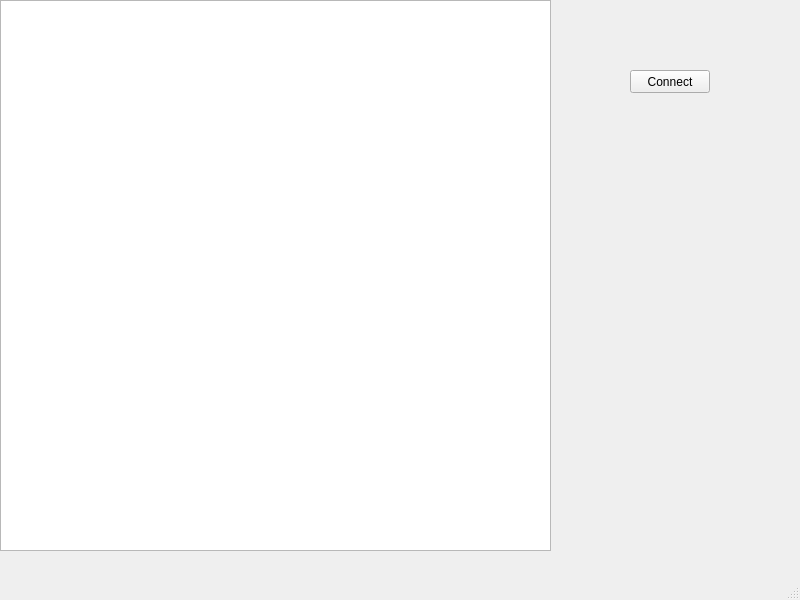
Qt form gra_sieciowa/project/game_main/mainwindow.ui (FEJTWOW/Multiplayer-game) before a commit.
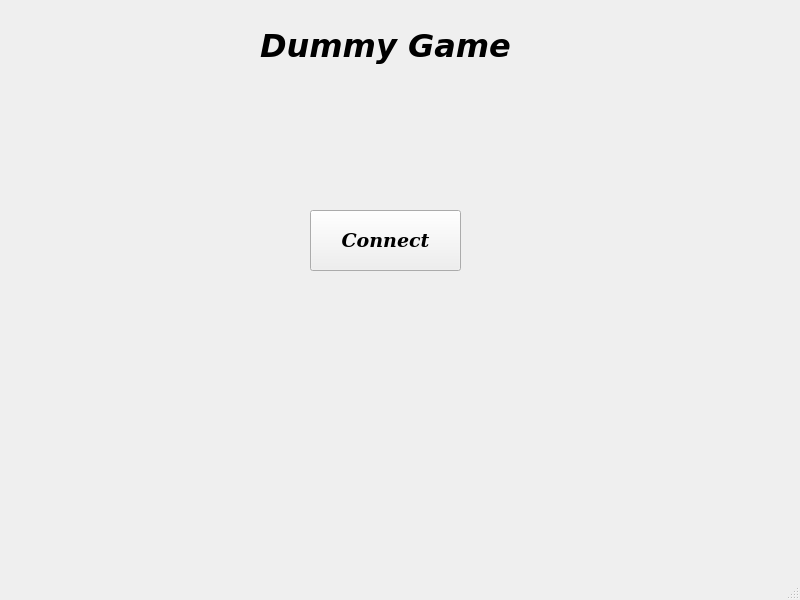
The same form after that commit.

```diff
--- a/gra_sieciowa/project/game_main/mainwindow.ui
+++ b/gra_sieciowa/project/game_main/mainwindow.ui
@@ -10,39 +10,61 @@
     <height>600</height>
    </rect>
   </property>
+  <property name="font">
+   <font>
+    <family>DejaVu Serif</family>
+    <weight>75</weight>
+    <bold>true</bold>
+   </font>
+  </property>
   <property name="windowTitle">
    <string>MainWindow</string>
   </property>
   <widget class="QWidget" name="centralwidget">
-   <widget class="QGraphicsView" name="graphicsView">
-    <property name="geometry">
-     <rect>
-      <x>0</x>
-      <y>0</y>
-      <width>551</width>
-      <height>551</height>
-     </rect>
-    </property>
-    <property name="maximumSize">
-     <size>
-      <width>551</width>
-      <height>551</height>
-     </size>
-    </property>
-   </widget>
    <widget class="QPushButton" name="pushButton">
     <property name="geometry">
      <rect>
-      <x>630</x>
-      <y>70</y>
-      <width>80</width>
-      <height>23</height>
+      <x>310</x>
+      <y>210</y>
+      <width>151</width>
+      <height>61</height>
      </rect>
     </property>
+    <property name="font">
+     <font>
+      <family>DejaVu Serif</family>
+      <pointsize>14</pointsize>
+      <weight>75</weight>
+      <italic>true</italic>
+      <bold>true</bold>
+     </font>
+    </property>
     <property name="text">
      <string>Connect</string>
     </property>
    </widget>
+   <widget class="QLabel" name="label">
+    <property name="geometry">
+     <rect>
+      <x>260</x>
+      <y>0</y>
+      <width>261</width>
+      <height>91</height>
+     </rect>
+    </property>
+    <property name="font">
+     <font>
+      <family>DejaVu Sans</family>
+      <pointsize>24</pointsize>
+      <weight>75</weight>
+      <italic>true</italic>
+      <bold>true</bold>
+     </font>
+    </property>
+    <property name="text">
+     <string>Dummy Game</string>
+    </property>
+   </widget>
   </widget>
   <widget class="QMenuBar" name="menubar">
    <property name="geometry">
```
